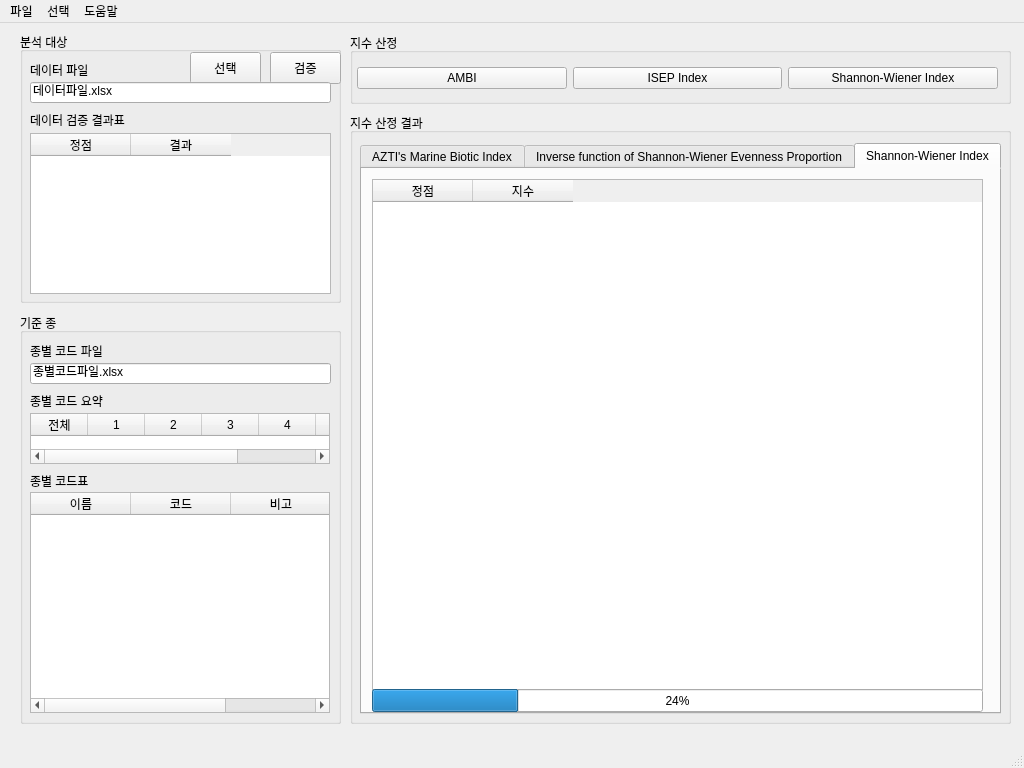
Before: the Qt Designer form originUI.ui in kimho0304/Bluecarbon, drawn with Qt 5.
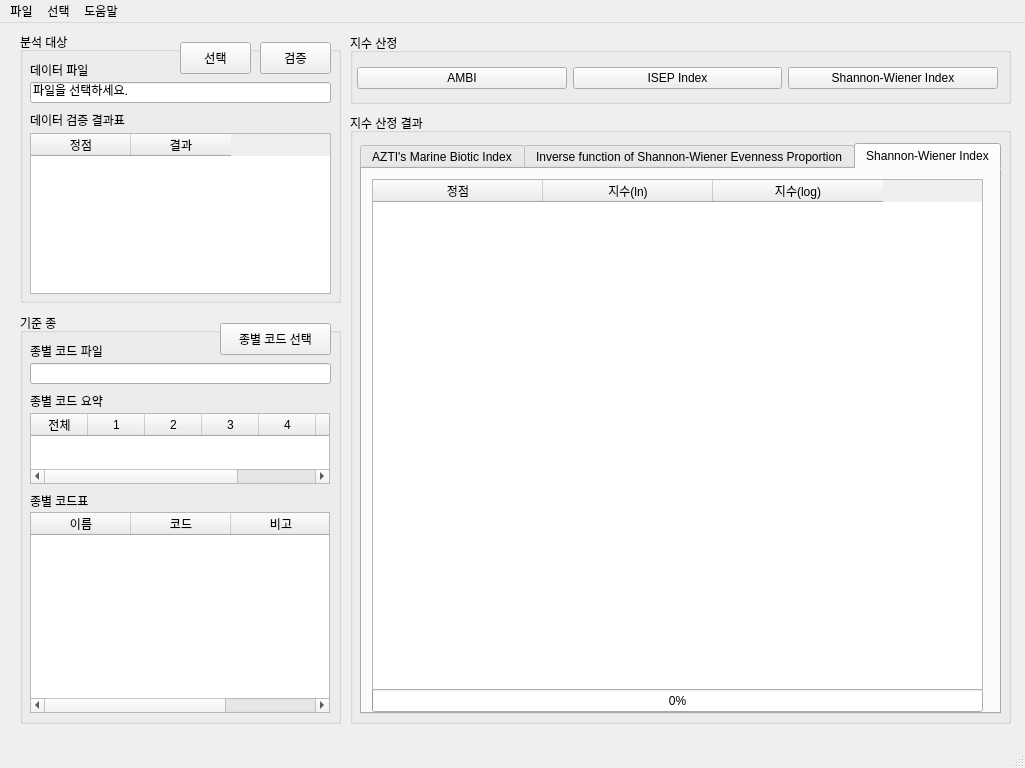
After: the same form once the commit is applied.

The edit to the form file:
```diff
--- a/originUI.ui
+++ b/originUI.ui
@@ -6,7 +6,7 @@
    <rect>
     <x>0</x>
     <y>0</y>
-    <width>1024</width>
+    <width>1025</width>
     <height>768</height>
    </rect>
   </property>
@@ -30,9 +30,9 @@
      <property name="geometry">
       <rect>
        <x>10</x>
-       <y>179</y>
+       <y>199</y>
        <width>300</width>
-       <height>221</height>
+       <height>201</height>
       </rect>
      </property>
      <column>
@@ -61,7 +61,7 @@
       </rect>
      </property>
      <property name="text">
-      <string>종별코드파일.xlsx</string>
+      <string/>
      </property>
     </widget>
     <widget class="QLabel" name="tmh_standard_box_title1">
@@ -96,7 +96,7 @@
        <x>10</x>
        <y>100</y>
        <width>300</width>
-       <height>51</height>
+       <height>71</height>
       </rect>
      </property>
      <attribute name="horizontalHeaderDefaultSectionSize">
@@ -142,7 +142,7 @@
      <property name="geometry">
       <rect>
        <x>10</x>
-       <y>160</y>
+       <y>180</y>
        <width>261</width>
        <height>16</height>
       </rect>
@@ -151,6 +151,19 @@
       <string>종별 코드표</string>
      </property>
     </widget>
+    <widget class="QPushButton" name="tmh_menu_options_type_code">
+     <property name="geometry">
+      <rect>
+       <x>200</x>
+       <y>10</y>
+       <width>111</width>
+       <height>32</height>
+      </rect>
+     </property>
+     <property name="text">
+      <string>종별 코드 선택</string>
+     </property>
+    </widget>
    </widget>
    <widget class="QGroupBox" name="tmh_validate_box">
     <property name="geometry">
@@ -180,8 +193,8 @@
     <widget class="QPushButton" name="tmh_validate_box_validate_btn">
      <property name="geometry">
       <rect>
-       <x>250</x>
-       <y>20</y>
+       <x>240</x>
+       <y>10</y>
        <width>71</width>
        <height>32</height>
       </rect>
@@ -193,8 +206,8 @@
     <widget class="QPushButton" name="tmh_validate_box_select_btn">
      <property name="geometry">
       <rect>
-       <x>170</x>
-       <y>20</y>
+       <x>160</x>
+       <y>10</y>
        <width>71</width>
        <height>32</height>
       </rect>
@@ -213,7 +226,7 @@
       </rect>
      </property>
      <property name="text">
-      <string>데이터파일.xlsx</string>
+      <string>파일을 선택하세요.</string>
      </property>
     </widget>
     <widget class="QTableWidget" name="tmh_validate_box_result">
@@ -415,6 +428,12 @@
          <height>511</height>
         </rect>
        </property>
+       <attribute name="horizontalHeaderCascadingSectionResizes">
+        <bool>false</bool>
+       </attribute>
+       <attribute name="horizontalHeaderDefaultSectionSize">
+        <number>170</number>
+       </attribute>
        <column>
         <property name="text">
          <string>정점</string>
@@ -422,7 +441,12 @@
        </column>
        <column>
         <property name="text">
-         <string>지수</string>
+         <string>지수(ln)</string>
+        </property>
+       </column>
+       <column>
+        <property name="text">
+         <string>지수(log)</string>
         </property>
        </column>
       </widget>
@@ -436,7 +460,7 @@
         </rect>
        </property>
        <property name="value">
-        <number>24</number>
+        <number>0</number>
        </property>
       </widget>
      </widget>
@@ -449,8 +473,8 @@
     <rect>
      <x>0</x>
      <y>0</y>
-     <width>1024</width>
-     <height>28</height>
+     <width>1025</width>
+     <height>21</height>
     </rect>
    </property>
    <widget class="QMenu" name="tmh_menu_file">
```
Left out of the diff: 45 changed lines with no effect on the pictures.
